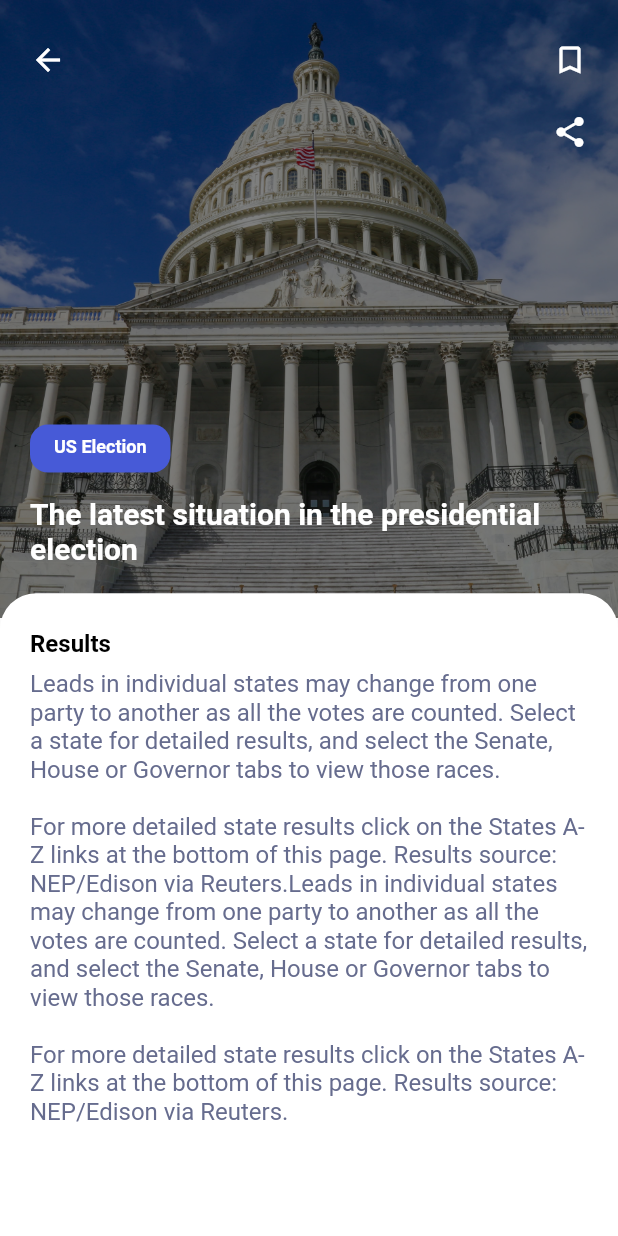
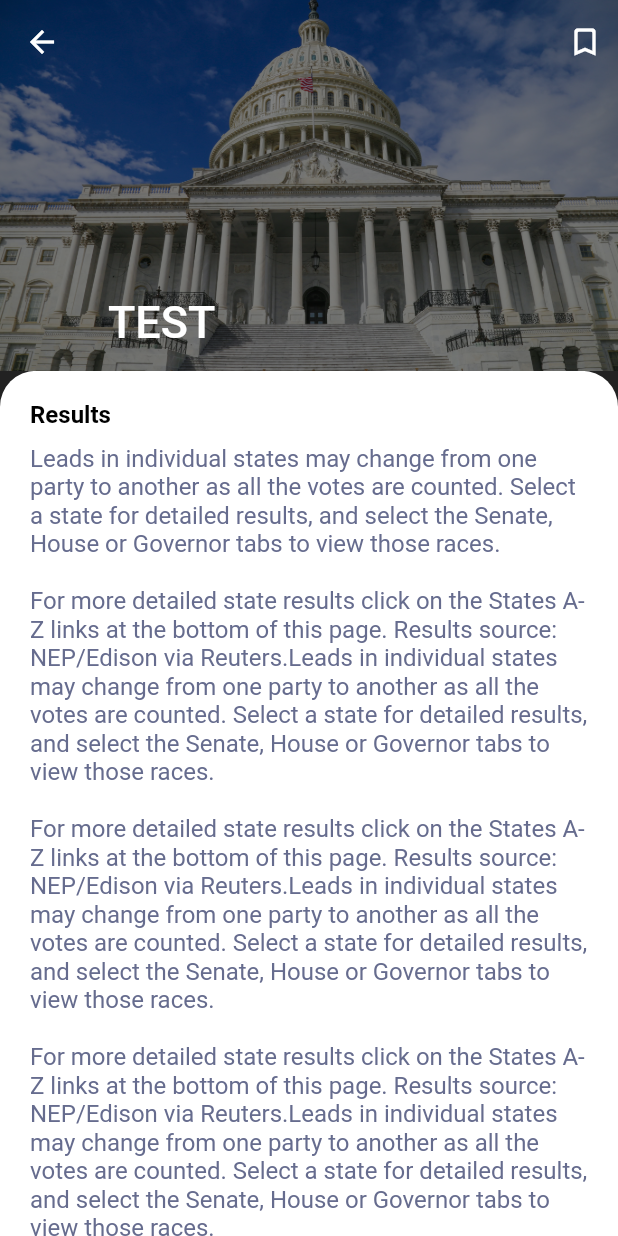
Before and after one commit to bloodyscar/news-app-mobile, a Flutter app: the screen it shows after launch, on a phone screen of 412 x 824 dp. Run offline on Flutter 3.47's test engine with Material 2 defaults, Android fonts, the phone set to English and light mode, and no system bars; our stand-ins replace carousel_slider.

```diff
--- a/lib/main.dart
+++ b/lib/main.dart
@@ -4,6 +4,7 @@ import 'package:news_app/screen/article_page.dart';
 import 'package:news_app/screen/carousel_screen.dart';
 import 'package:news_app/screen/get_started_page.dart';
 import 'package:news_app/screen/main_menu.dart';
+import 'package:news_app/screen/sliver_app.dart';
 import 'package:news_app/screen/splash_page.dart';
 import 'package:news_app/screen/welcome_page.dart';
 
@@ -29,7 +30,7 @@ class MyApp extends StatelessWidget {
         '/get-started': (context) => const GetStartedPage(),
         '/welcome': (context) => const WelcomePage(),
         '/main-menu': (context) => const MainMenu(),
-        '/article-page': (context) => const ArticlePage(),
+        '/sliver-page': (context) => const SliverApp(),
       },
     );
   }
--- /dev/null
+++ b/lib/models/article_model.dart
@@ -0,0 +1,26 @@
+class ArticleModel {
+  String? author;
+  String? title;
+  String? description;
+  String? urlToImage;
+  String? publishedAt;
+  String? content;
+
+  ArticleModel({
+    this.author,
+    this.title,
+    this.description,
+    this.urlToImage,
+    this.publishedAt,
+    this.content,
+  });
+
+  ArticleModel.fromJson(Map<String, dynamic> json) {
+    author = json["author"];
+    title = json["title"];
+    description = json["description"];
+    urlToImage = json["urlToImage"];
+    publishedAt = json["publishedAt"];
+    content = json["content"];
+  }
+}
--- /dev/null
+++ b/lib/screen/sliver_app.dart
@@ -0,0 +1,93 @@
+import 'package:flutter/material.dart';
+import 'package:news_app/models/article_model.dart';
+import 'package:news_app/theme_data.dart';
+
+class SliverApp extends StatefulWidget {
+  const SliverApp({Key? key}) : super(key: key);
+
+  @override
+  State<SliverApp> createState() => _SliverAppState();
+}
+
+class _SliverAppState extends State<SliverApp> {
+  @override
+  Widget build(BuildContext context) {
+    return Scaffold(
+        backgroundColor: Colors.black87,
+        body: CustomScrollView(
+          slivers: [
+            SliverAppBar(
+              leading: const Icon(Icons.arrow_back),
+              actions: const [
+                Padding(
+                  padding: EdgeInsets.only(right: 10),
+                  child: Icon(Icons.bookmark_border_rounded),
+                ),
+              ],
+              pinned: true,
+              expandedHeight: MediaQuery.of(context).size.height * 0.3,
+              flexibleSpace: FlexibleSpaceBar(
+                title: Text("TEST"),
+                background: Container(
+                  decoration: BoxDecoration(
+                    image: DecorationImage(
+                      image: const AssetImage(
+                        "assets/thumbnail-min.jpg",
+                      ),
+                      fit: BoxFit.cover,
+                      colorFilter: ColorFilter.mode(
+                          Colors.black.withOpacity(0.5), BlendMode.darken),
+                    ),
+                  ),
+                ),
+              ),
+            ),
+            SliverList(
+                delegate: SliverChildListDelegate([
+              Container(
+                width: double.infinity,
+                decoration: BoxDecoration(
+                  borderRadius: BorderRadius.vertical(
+                    top: Radius.circular(24),
+                  ),
+                  color: Colors.white,
+                ),
+                child: Container(
+                  margin: EdgeInsets.symmetric(horizontal: 20, vertical: 20),
+                  child: Column(
+                    crossAxisAlignment: CrossAxisAlignment.start,
+                    children: [
+                      Text(
+                        "Results",
+                        style: TextStyle(
+                            color: Colors.black,
+                            fontSize: 16,
+                            fontWeight: semiBold),
+                      ),
+                      const SizedBox(
+                        height: 10,
+                      ),
+                      Text(
+                        "Leads in individual states may change from one party to another as all the votes are counted. Select a state for detailed results, and select the Senate, House or Governor tabs to view those races."
+                        "\n\nFor more detailed state results click on the States A-Z links at the bottom of this page. Results source: NEP/Edison via Reuters."
+                        "Leads in individual states may change from one party to another as all the votes are counted. Select a state for detailed results, and select the Senate, House or Governor tabs to view those races."
+                        "\n\nFor more detailed state results click on the States A-Z links at the bottom of this page. Results source: NEP/Edison via Reuters."
+                        "Leads in individual states may change from one party to another as all the votes are counted. Select a state for detailed results, and select the Senate, House or Governor tabs to view those races."
+                        "\n\nFor more detailed state results click on the States A-Z links at the bottom of this page. Results source: NEP/Edison via Reuters."
+                        "Leads in individual states may change from one party to another as all the votes are counted. Select a state for detailed results, and select the Senate, House or Governor tabs to view those races."
+                        "\n\nFor more detailed state results click on the States A-Z links at the bottom of this page. Results source: NEP/Edison via Reuters."
+                        "Leads in individual states may change from one party to another as all the votes are counted. Select a state for detailed results, and select the Senate, House or Governor tabs to view those races."
+                        "\n\nFor more detailed state results click on the States A-Z links at the bottom of this page. Results source: NEP/Edison via Reuters."
+                        "Leads in individual states may change from one party to another as all the votes are counted. Select a state for detailed results, and select the Senate, House or Governor tabs to view those races."
+                        "\n\nFor more detailed state results click on the States A-Z links at the bottom of this page. Results source: NEP/Edison via Reuters.",
+                        style: TextStyle(color: greyDarker, fontSize: 16),
+                      ),
+                    ],
+                  ),
+                ),
+              ),
+            ])),
+          ],
+        ));
+  }
+}
--- a/lib/screen/splash_page.dart
+++ b/lib/screen/splash_page.dart
@@ -16,7 +16,7 @@ class _SplashPageState extends State<SplashPage> {
     Timer(
         const Duration(seconds: 2),
         () => Navigator.of(context).pushNamedAndRemoveUntil(
-            '/article-page', (Route<dynamic> route) => false));
+            '/sliver-page', (Route<dynamic> route) => false));
     super.initState();
   }
 
--- a/lib/screen/welcome_page.dart
+++ b/lib/screen/welcome_page.dart
@@ -115,7 +115,7 @@ class BodyWelcome extends StatelessWidget {
               mainAxisAlignment: MainAxisAlignment.spaceBetween,
               children: [
                 Image.asset("assets/google.png"),
-                Spacer(),
+                const Spacer(),
                 Text(
                   "Sign In with Google",
                   style: TextStyle(
@@ -123,7 +123,7 @@ class BodyWelcome extends StatelessWidget {
                       fontSize: 16,
                       fontWeight: FontWeight.w600),
                 ),
-                Spacer(),
+                const Spacer(),
               ],
             ),
           ),
--- a/lib/widget/category_img_widget.dart
+++ b/lib/widget/category_img_widget.dart
@@ -28,7 +28,7 @@ class CategoryImgWidget extends StatelessWidget {
             fit: BoxFit.cover),
       ),
       child: Container(
-        margin: EdgeInsets.all(24),
+        margin: const EdgeInsets.all(24),
         child: Column(
           mainAxisAlignment: MainAxisAlignment.spaceBetween,
           crossAxisAlignment: CrossAxisAlignment.start,
@@ -46,7 +46,7 @@ class CategoryImgWidget extends StatelessWidget {
               children: [
                 Text(
                   category,
-                  style: TextStyle(fontSize: 12, color: Colors.white),
+                  style: const TextStyle(fontSize: 12, color: Colors.white),
                 ),
                 const SizedBox(
                   height: 8,
--- a/lib/widget/category_widget.dart
+++ b/lib/widget/category_widget.dart
@@ -16,7 +16,7 @@ class CategoryWidget extends StatelessWidget {
   @override
   Widget build(BuildContext context) {
     return Container(
-      margin: EdgeInsets.only(right: 16),
+      margin: const EdgeInsets.only(right: 16),
       height: 32,
       decoration:
           BoxDecoration(borderRadius: BorderRadius.circular(12), color: color),
--- a/lib/widget/image_carousel.dart
+++ b/lib/widget/image_carousel.dart
@@ -9,7 +9,7 @@ class ImageCarousel extends StatelessWidget {
   Widget build(BuildContext context) {
     return Container(
       decoration: BoxDecoration(
-          borderRadius: BorderRadius.all(Radius.circular(20)),
+          borderRadius: const BorderRadius.all(Radius.circular(20)),
           image: DecorationImage(image: AssetImage(url), fit: BoxFit.cover)),
     );
   }
--- a/lib/widget/input_text.dart
+++ b/lib/widget/input_text.dart
@@ -12,7 +12,7 @@ class InputText extends StatelessWidget {
     return TextField(
       obscureText: true,
       decoration: InputDecoration(
-          fillColor: Color(0xffF3F4F6),
+          fillColor: const Color(0xffF3F4F6),
           filled: true,
           enabledBorder: const OutlineInputBorder(
             borderSide: BorderSide(
--- a/lib/widget/recommended_widget.dart
+++ b/lib/widget/recommended_widget.dart
@@ -15,7 +15,7 @@ class RecommendedWidget extends StatelessWidget {
   @override
   Widget build(BuildContext context) {
     return Container(
-      margin: EdgeInsets.only(bottom: 16),
+      margin: const EdgeInsets.only(bottom: 16),
       child: Row(
         crossAxisAlignment: CrossAxisAlignment.center,
         children: [
@@ -28,7 +28,7 @@ class RecommendedWidget extends StatelessWidget {
                   DecorationImage(image: AssetImage(imgUrl), fit: BoxFit.cover),
             ),
           ),
-          SizedBox(
+          const SizedBox(
             width: 16,
           ),
           Expanded(
--- a/pubspec.yaml
+++ b/pubspec.yaml
@@ -31,13 +31,9 @@ dependencies:
   cupertino_icons: ^1.0.2
   flutter:
     sdk: flutter
+  http: ^0.13.4
 
 dev_dependencies:
-  # The "flutter_lints" package below contains a set of recommended lints to
-  # encourage good coding practices. The lint set provided by the package is
-  # activated in the `analysis_options.yaml` file located at the root of your
-  # package. See that file for information about deactivating specific lint
-  # rules and activating additional ones.
   flutter_lints: ^1.0.0
   flutter_test:
     sdk: flutter
```
Also changed, not shown: lib/models/user_model.dart (added, +11 -0 lines), lib/screen/article_page.dart (+6 -6 lines), lib/screen/carousel_screen.dart (+5 -5 lines), lib/screen/main_menu.dart (+4 -4 lines), lib/services/article_service.dart (added, +17 -0 lines), lib/services/user_service.dart (added, +14 -0 lines), pubspec.lock, 1 other file.
